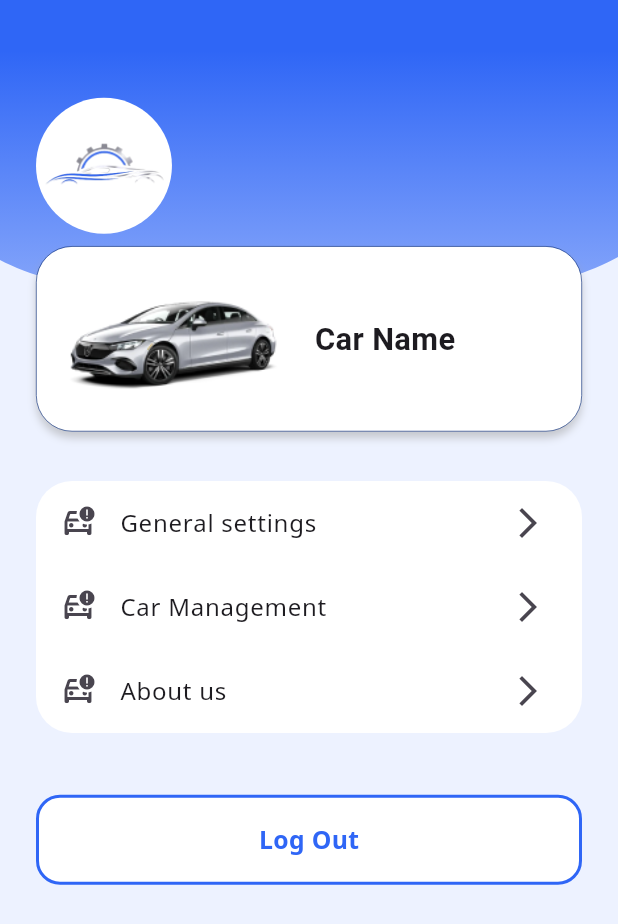
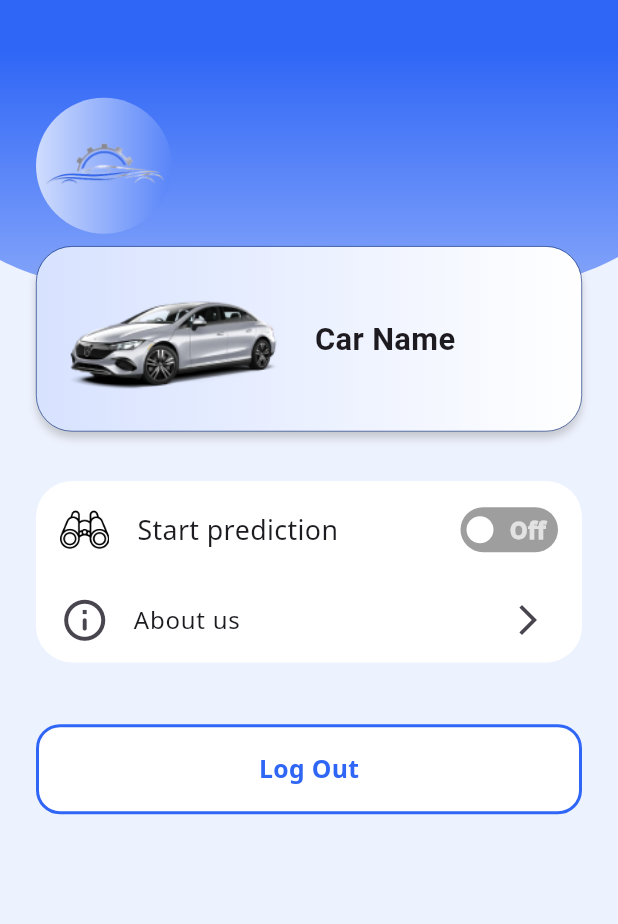
Before and after one commit to Rana-Mohsen/seere, a Flutter app: the MyInfoView screen opened directly, on a phone screen of 412 x 824 dp. Shown: the top 924 px of the screen. Run offline on Flutter 3.47's test engine with Material 3 defaults, Android fonts, the light colour scheme and no system bars; drawn by our look-alikes of flutter_switch; our stand-ins replace another_flutter_splash_screen, bloc, dio, flutter_bloc, flutter_bluetooth_serial, flutter_login and 8 more; accounts and stored records are empty; Roboto replaces fonts that are missing (inter); project files that could hold a hidden picture were left out.

Commit message:
my info final update

```diff
--- a/lib/views/my_info_view.dart
+++ b/lib/views/my_info_view.dart
@@ -1,9 +1,11 @@
 import 'package:flutter/material.dart';
+import 'package:flutter/widgets.dart';
 import 'package:flutter_phoenix/flutter_phoenix.dart';
 import 'package:flutter_svg/svg.dart';
+import 'package:flutter_switch/flutter_switch.dart';
 import 'package:seere/constants.dart';
 import 'package:seere/utils/login_helper.dart';
-import 'package:seere/views/car_management_view.dart';
+import 'package:seere/views/predicted_codes.dart';
 import 'package:seere/widgets/custom_button.dart';
 import 'package:sizer/sizer.dart';
 
@@ -15,13 +17,14 @@ class MyInfoView extends StatefulWidget {
 }
 
 class _MyInfoViewState extends State<MyInfoView> {
+  bool status = false;
   @override
   Widget build(BuildContext context) {
     return Scaffold(
       body: Stack(
         clipBehavior: Clip.none,
         children: [
-          SizedBox(
+          Container(
             height: 25.h,
             width: double.maxFinite,
             child: SvgPicture.asset(
@@ -41,7 +44,13 @@ class _MyInfoViewState extends State<MyInfoView> {
                   height: 13.h,
                   width: 22.w,
                   decoration: const BoxDecoration(
-                    color: Colors.white,
+                    gradient: LinearGradient(
+                      colors: [
+                        Color(0xffcfdcfd),
+                        Color(0xff5985f9),
+                      ],
+                    ),
+                    //  color: Colors.white,
                     shape: BoxShape.circle,
                   ),
                   child: Image.asset(
@@ -53,6 +62,12 @@ class _MyInfoViewState extends State<MyInfoView> {
                 Container(
                   height: 15.h,
                   decoration: BoxDecoration(
+                    gradient: const LinearGradient(
+                      colors: [
+                        Color(0xffd7e2ff),
+                        Color(0xffffffff),
+                      ],
+                    ),
                     color: Colors.white,
                     borderRadius: BorderRadius.circular(24),
                     border: Border.all(
@@ -87,26 +102,55 @@ class _MyInfoViewState extends State<MyInfoView> {
                     ),
                     child: Column(
                       children: [
-                        customTile(
-                          icon1: Icons.car_crash_outlined,
-                          title: "General settings",
-                          icon2: Icons.arrow_forward_ios_sharp,
-                          nav: const CarManagement(),
-                          context: context,
+                        Container(
+                          padding: const EdgeInsets.all(16.0),
+                          child: Row(
+                            children: [
+                              Image.asset(
+                                "assets/icons/forecast.png",
+                                height: 4.h,
+                              ),
+                              SizedBox(width: 4.5.w),
+                              Text(
+                                "Start prediction",
+                                style: TextStyle(
+                                  fontSize: 13.sp,
+                                ),
+                              ),
+                              const Spacer(
+                                flex: 1,
+                              ),
+                              FlutterSwitch(
+                                activeColor: kPrimaryBlueColor,
+                                width: 65,
+                                height: 30,
+                                valueFontSize: 15.0,
+                                toggleSize: 18.0,
+                                value: status,
+                                borderRadius: 15.0,
+                                padding: 4.0,
+                                showOnOff: true,
+                                onToggle: (val) {
+                                  setState(() {
+                                    status = val;
+
+                                  });
+                                },
+                              ),
+                            ],
+                          ),
                         ),
-                        customTile(
-                          icon1: Icons.car_crash_outlined,
-                          title: "Car Management",
-                          icon2: Icons.arrow_forward_ios_sharp,
-                          nav: const CarManagement(),
-                          context: context,
-                        ),
-                        customTile(
-                          icon1: Icons.car_crash_outlined,
-                          title: "About us",
-                          icon2: Icons.arrow_forward_ios_sharp,
-                          nav: const CarManagement(),
-                          context: context,
+                        ListTile(
+                          leading: Icon(Icons.info_outline_rounded, size: 8.w),
+                          title: const Text("About us"),
+                          trailing: GestureDetector(
+                            // onTap: () => Navigator.push(
+                            //     context,
+                            //     MaterialPageRoute(
+                            //         builder: (context) =>
+                            //             const CarManagement())),
+                            child: const Icon(Icons.arrow_forward_ios_sharp),
+                          ),
                         ),
                       ],
                     )),
@@ -175,16 +219,16 @@ class _MyInfoViewState extends State<MyInfoView> {
     );
   }
 
-  Widget customTile(
-      {required icon1, required title, required icon2, nav, context}) {
-    return ListTile(
-      leading: Icon(icon1),
-      title: Text(title),
-      trailing: GestureDetector(
-        onTap: () => Navigator.push(
-            context, MaterialPageRoute(builder: (context) => nav)),
-        child: Icon(icon2),
-      ),
-    );
-  }
+  // Widget customTile(
+  //     {required icon1, required title, required icon2, nav, context}) {
+  //   return ListTile(
+  //     leading: Image.asset(icon1),
+  //     title: Text(title),
+  //     trailing: GestureDetector(
+  //       onTap: () => Navigator.push(
+  //           context, MaterialPageRoute(builder: (context) => nav)),
+  //       child: Icon(icon2),
+  //     ),
+  //   );
+  // }
 }
--- a/lib/views/car_management_view.dart
+++ b/lib/views/predicted_codes.dart
@@ -1,7 +1,7 @@
 import 'package:flutter/material.dart';
 
-class CarManagement extends StatelessWidget {
-  const CarManagement({super.key});
+class PredectedCodes extends StatelessWidget {
+  const PredectedCodes({super.key});
 
   @override
   Widget build(BuildContext context) {
--- a/pubspec.yaml
+++ b/pubspec.yaml
@@ -59,6 +59,7 @@ dependencies:
   fancy_nav:
     path: ./fancy_nav
   smooth_page_indicator: ^1.1.0
+  flutter_switch: ^0.3.2
 dev_dependencies:
   flutter_test:
     sdk: flutter
```
Also changed, not shown: lib/main.dart (+39 -39 lines), lib/views/app_center_view.dart (+24 -9 lines), lib/views/home/home_view.dart (+47 -1 lines), assets/icons/forecast.png (added), assets/icons/info.png (added), pubspec.lock.
